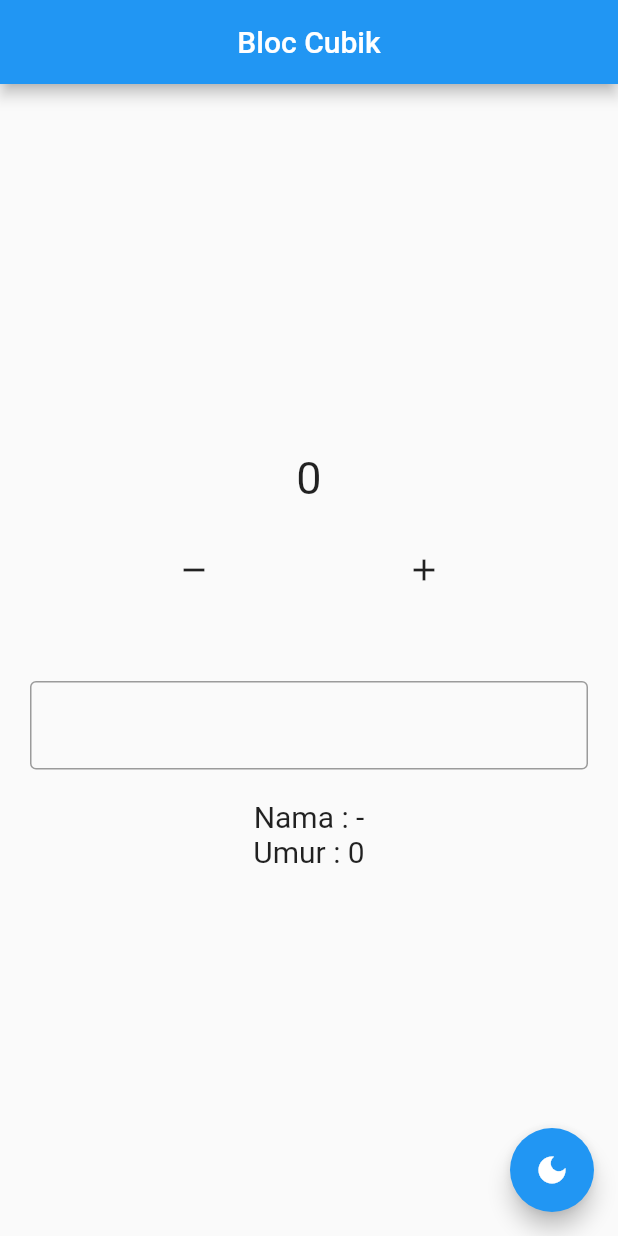
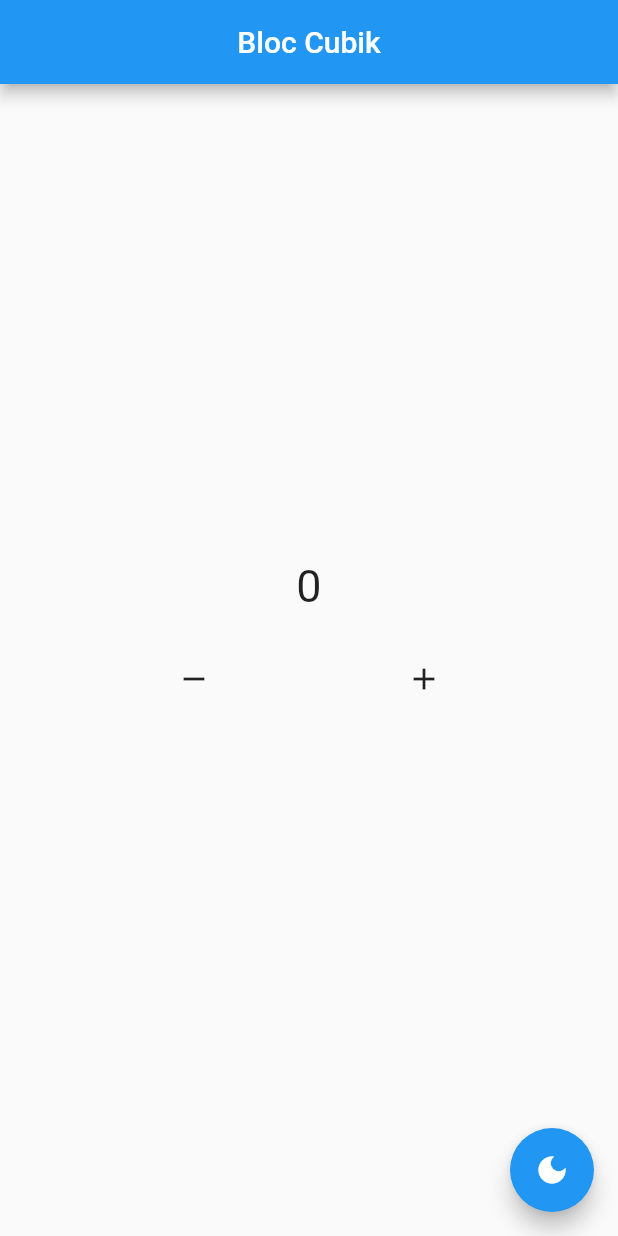
Before and after one commit to rahmattobi/stateManagementBloc, a Flutter app: the screen it shows after launch, on a phone screen of 412 x 824 dp. Run offline on Flutter 3.47's test engine with Material 2 defaults, Android fonts, the phone set to English and light mode, and no system bars; our stand-ins replace bloc, flutter_bloc.

```diff
--- a/lib/pages/home_page.dart
+++ b/lib/pages/home_page.dart
@@ -1,5 +1,4 @@
 import 'package:belajar_bloc/bloc/theme.dart';
-import 'package:belajar_bloc/bloc/user.dart';
 import 'package:flutter/material.dart';
 import 'package:flutter_bloc/flutter_bloc.dart';
 
@@ -12,7 +11,11 @@ class HomePage extends StatelessWidget {
   Widget build(BuildContext context) {
     Counter myCounter = context.read<Counter>();
     ThemeBloc myThemes = context.read<ThemeBloc>();
-    UserBloc myUser = context.read<UserBloc>();
+    // UserBloc myUser = context.watch<UserBloc>();
+    //.read -> Hanya membaca 1x
+    //.select -> membaca berkali2 ketika state berubah2 dan tidak menggunakan blocbuilder tetapi hanya builder biasa
+    //.watch -> membuild layout secara realtime tampa harus menambahkan block builder,
+    //tetapi dia membuild semua layout seperti set state dan tidak efektif
 
     return Scaffold(
       appBar: AppBar(
@@ -79,14 +82,12 @@ class HomePage extends StatelessWidget {
                 icon: const Icon(Icons.remove),
                 onPressed: () {
                   myCounter.decrement();
-                  myUser.changeAge(myUser.state["umur"] - 1);
                 },
               ),
               IconButton(
                 icon: const Icon(Icons.add),
                 onPressed: () {
                   myCounter.increment();
-                  myUser.changeAge(myUser.state["umur"] + 1);
                 },
               ),
             ],
@@ -95,41 +96,41 @@ class HomePage extends StatelessWidget {
             height: 30,
           ),
 
-          // Bloc Selector
-          // untuk membuild widget yg di perlukan saja tampa membuild smuanyaa untuk menghemat penggunaaan memori
-          Padding(
-            padding: const EdgeInsets.all(20.0),
-            child: TextField(
-              onChanged: (value) => myUser.changeName(value),
-              decoration: const InputDecoration(
-                border: OutlineInputBorder(),
-              ),
-            ),
-          ),
-          // dijadikan block selector karena hanya di reload ketika di pakai
-          BlocSelector<UserBloc, Map<String, dynamic>, String>(
-            selector: (state) => state['nama'],
-            builder: (context, state) {
-              print('tes');
+          // // Bloc Selector
+          // // untuk membuild widget yg di perlukan saja tampa membuild smuanyaa untuk menghemat penggunaaan memori
+          // Padding(
+          //   padding: const EdgeInsets.all(20.0),
+          //   child: TextField(
+          //     onChanged: (value) => myUser.changeName(value),
+          //     decoration: const InputDecoration(
+          //       border: OutlineInputBorder(),
+          //     ),
+          //   ),
+          // ),
+          // // dijadikan block selector karena hanya di reload ketika di pakai
+          // BlocSelector<UserBloc, Map<String, dynamic>, String>(
+          //   selector: (state) => state['nama'],
+          //   builder: (context, state) {
+          //     print('tes');
 
-              return Text(
-                'Nama : $state',
-                style: const TextStyle(fontSize: 20),
-              );
-            },
-          ),
+          //     return Text(
+          //       'Nama : $state',
+          //       style: const TextStyle(fontSize: 20),
+          //     );
+          //   },
+          // ),
 
-          BlocSelector<UserBloc, Map<String, dynamic>, int>(
-            selector: (state) => state['umur'],
-            builder: (context, state) {
-              print('tes2');
+          // BlocSelector<UserBloc, Map<String, dynamic>, int>(
+          //   selector: (state) => state['umur'],
+          //   builder: (context, state) {
+          //     print('tes2');
 
-              return Text(
-                'Umur : $state',
-                style: const TextStyle(fontSize: 20),
-              );
-            },
-          ),
+          //     return Text(
+          //       'Umur : $state',
+          //       style: const TextStyle(fontSize: 20),
+          //     );
+          //   },
+          // ),
         ],
       ),
       floatingActionButton: FloatingActionButton(onPressed: () {
```
